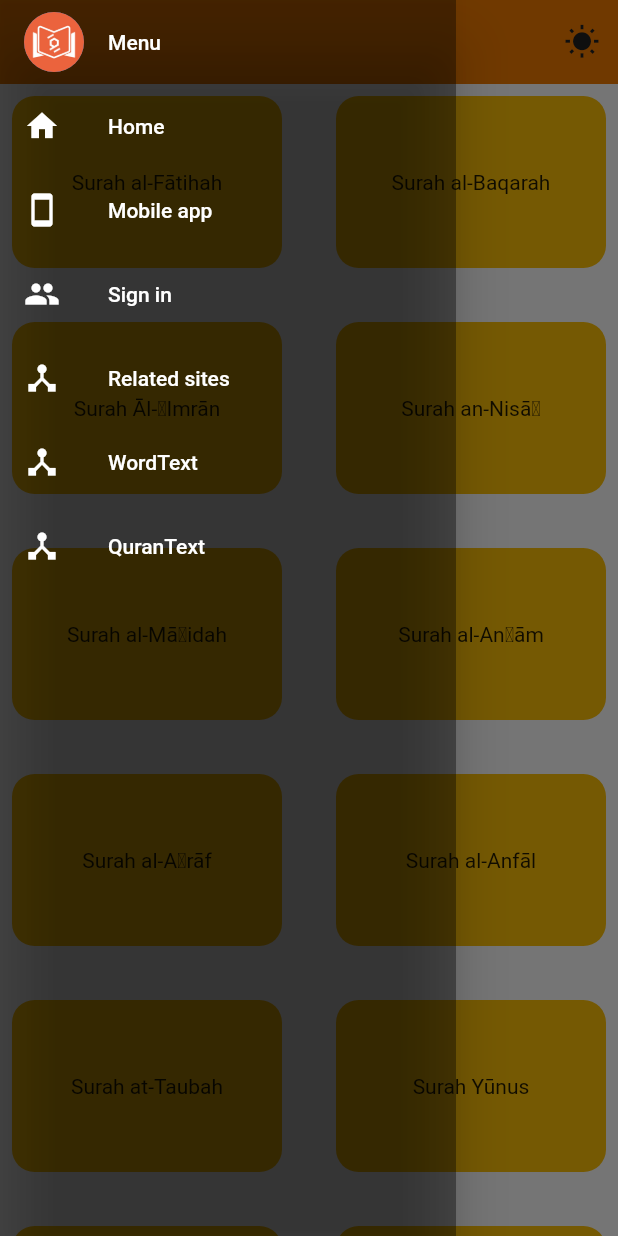
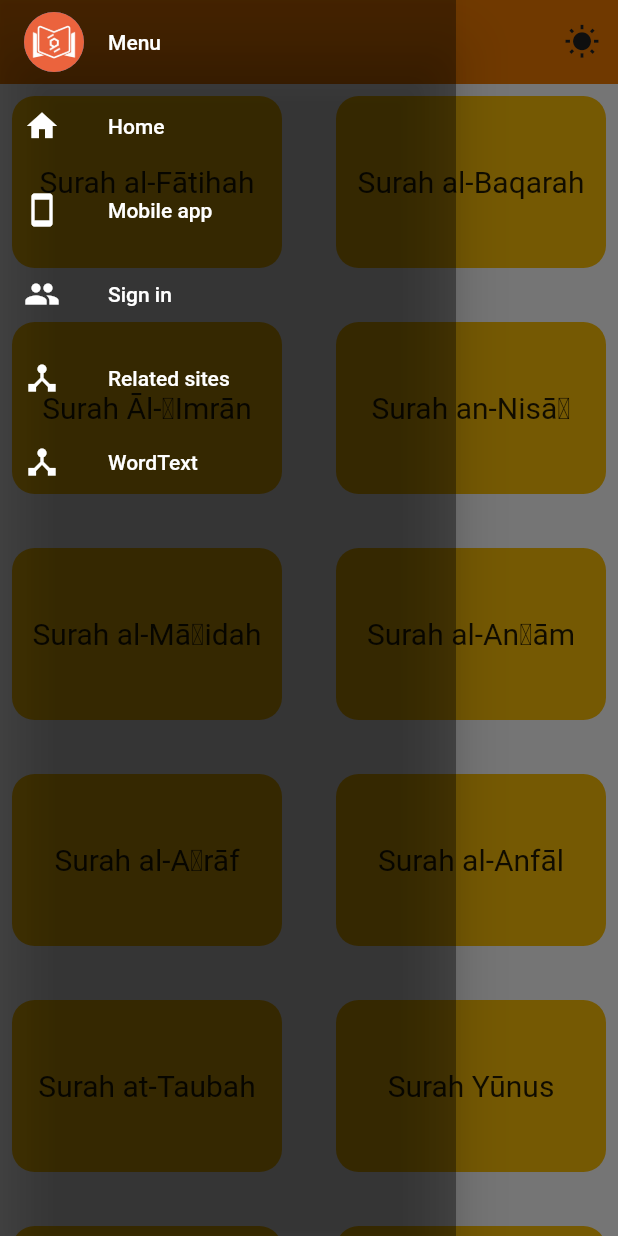
Before and after one commit to adiyazid/quranirab, a Flutter app: the screen it shows after launch, with the side drawer open, on a phone screen of 412 x 824 dp. Run offline on Flutter 3.47's test engine with Material 2 defaults, Android fonts, the phone set to English and light mode, and no system bars; our stand-ins replace firebase_auth, firebase_core, google_sign_in, shared_preferences; missing offline and left inert: quran; accounts and stored records are empty.

Commit message:
adjust dark mode

```diff
--- a/lib/views/nav.draw.dart
+++ b/lib/views/nav.draw.dart
@@ -45,8 +45,10 @@ class navDrawer extends StatelessWidget {
                   style: TextStyle(color: Colors.white),
                 ),
                 onTap: () {
-                  Navigator.push(context,
-                      MaterialPageRoute(builder: (context) => const QuranHome()));
+                  Navigator.push(
+                      context,
+                      MaterialPageRoute(
+                          builder: (context) => const QuranHome()));
                 }),
             ListTile(
                 leading: const Icon(
@@ -86,20 +88,6 @@ class navDrawer extends StatelessWidget {
                     MaterialPageRoute(builder: (context) => const Words()));
               },
             ),
-            ListTile(
-              leading: const Icon(
-                Icons.device_hub,
-                color: Colors.white,
-              ),
-              title: const Text(
-                'QuranText',
-                style: TextStyle(color: Colors.white),
-              ),
-              onTap: () {
-                Navigator.push(context,
-                    MaterialPageRoute(builder: (context) => const Alfatihah()));
-              },
-            ),
           ],
         ),
       ),
--- a/lib/views/quran.home.dart
+++ b/lib/views/quran.home.dart
@@ -169,10 +169,10 @@ class _QuranHomeState extends State<QuranHome> {
                   child: Container(
                     alignment: Alignment.center,
                     child: Text(
-                      'Surah ${surah[index]['name']}',
+                      'Surah ${surah[index]['name']}',textAlign: TextAlign.center,style: const TextStyle(fontSize: 20),
                     ),
                     decoration: BoxDecoration(
-                        color: Colors.amber,
+                        color: (themeNotifier.isDark)?Colors.cyan:Colors.amber,
                         borderRadius: BorderRadius.circular(15)),
                   ),
                 ),
```
Also changed, not shown: lib/views/test.dart (+15 -11 lines).
